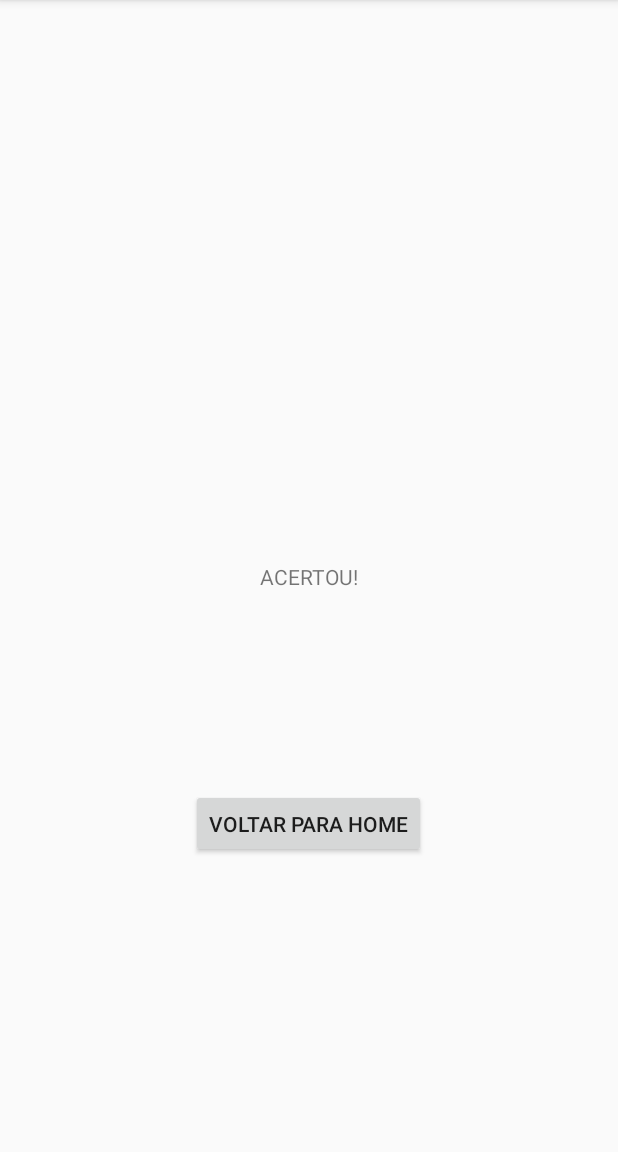
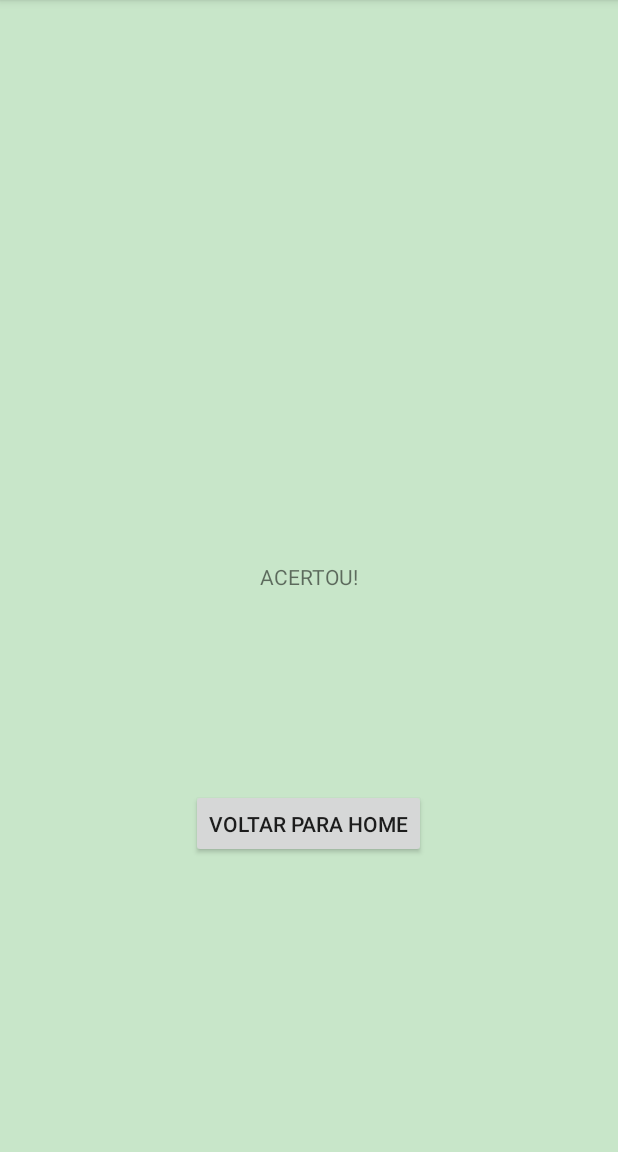
Before and after one commit to bryan-lima/appAndroid-Mini-Quiz, an Android app: the RespostaCertaActivity screen opened directly, with no data from a screen before it, on a phone screen of 412 x 824 dp, the part 84-1236 px from its top. Run offline under Robolectric (Android 15) with nearby library versions, the phone set to English and light mode, and no system bars.

Commit message:
Adicionado cor no background das activitys resposta certa e resposta errada Na activity_resposta_certa.xml, utilizado colorGreenPrimaryLight Na activity_resposta_errada.xml, utilizado colorRedPrimaryLight

```diff
--- a/Mini-Quiz/app/src/main/res/layout/activity_resposta_certa.xml
+++ b/Mini-Quiz/app/src/main/res/layout/activity_resposta_certa.xml
@@ -4,7 +4,8 @@
     xmlns:tools="http://schemas.android.com/tools"
     android:layout_width="match_parent"
     android:layout_height="match_parent"
-    tools:context=".RespostaCertaActivity">
+    tools:context=".RespostaCertaActivity"
+    android:background="@color/colorGreenPrimaryLight">
 
     <TextView
         android:id="@+id/textView3"
--- a/Mini-Quiz/app/src/main/res/layout/activity_resposta_errada.xml
+++ b/Mini-Quiz/app/src/main/res/layout/activity_resposta_errada.xml
@@ -4,7 +4,8 @@
     xmlns:tools="http://schemas.android.com/tools"
     android:layout_width="match_parent"
     android:layout_height="match_parent"
-    tools:context=".RespostaErradaActivity">
+    tools:context=".RespostaErradaActivity"
+    android:background="@color/colorRedPrimaryLight">
 
     <TextView
         android:id="@+id/textView4"
```
